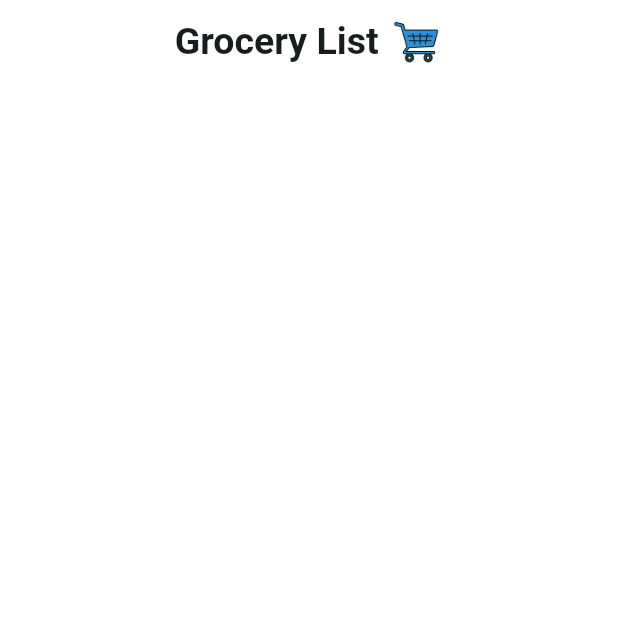
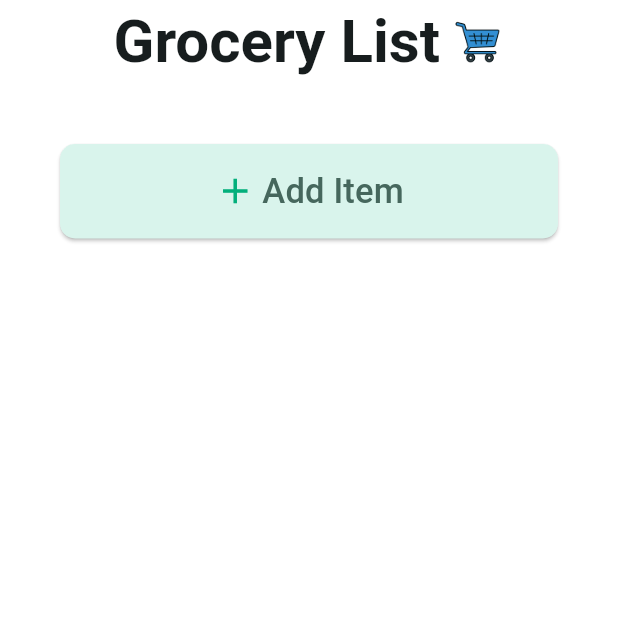
Before and after one commit to StoilTomanov/grocery-list, a Flutter app: the screen it shows after launch, on a phone screen of 412 x 824 dp, the top half of it. Run offline on Flutter 3.47's test engine with Material 3 defaults, Android fonts, the phone set to English and light mode, and no system bars.

Commit message:
implement add item button

```diff
--- a/app/lib/main.dart
+++ b/app/lib/main.dart
@@ -38,6 +38,9 @@ class MyHomePage extends StatefulWidget {
 
 class _MyHomePageState extends State<MyHomePage> {
   // logic goes here
+  void _onAddItemPressed() {
+    print('Add item is clicked!');
+  }
 
   @override
   Widget build(BuildContext context) {
@@ -54,7 +57,7 @@ class _MyHomePageState extends State<MyHomePage> {
               children: [
                 Text(
                   widget.title,
-                  style: TextStyle(fontSize: 25, fontWeight: FontWeight.bold),
+                  style: TextStyle(fontSize: 40, fontWeight: FontWeight.bold),
                 ),
                 SizedBox(width: 8),
                 Image.asset('assets/icons/cart.png', height: 35, width: 35),
@@ -63,12 +66,49 @@ class _MyHomePageState extends State<MyHomePage> {
           ),
         ),
       ),
-      // body: ListView.builder(
-      //   itemCount: items.length,
-      //   itemBuilder: (context, index) {
-      //     return null;
-      //   },
-      // ),
+      body: Padding(
+        padding: const EdgeInsets.all(40),
+        child: Column(
+          crossAxisAlignment: CrossAxisAlignment.center,
+          children: [
+            ElevatedButton(
+              onPressed: _onAddItemPressed,
+              style: ElevatedButton.styleFrom(
+                backgroundColor: const Color.fromARGB(255, 217, 244, 236),
+                shape: RoundedRectangleBorder(
+                  borderRadius: BorderRadius.circular(10),
+                ),
+              ),
+              child: Padding(
+                padding: const EdgeInsets.symmetric(
+                  vertical: 15,
+                  horizontal: 5,
+                ),
+                child: Row(
+                  mainAxisSize: MainAxisSize.max,
+                  mainAxisAlignment: MainAxisAlignment.center,
+                  children: [
+                    Icon(
+                      Icons.add,
+                      color: const Color.fromARGB(255, 2, 175, 123),
+                      size: 28,
+                      weight: 23,
+                    ),
+                    SizedBox(width: 4),
+                    Text(
+                      'Add Item',
+                      style: TextStyle(
+                        color: const Color.fromARGB(255, 70, 103, 93),
+                        fontSize: 23,
+                      ),
+                    ),
+                  ],
+                ),
+              ),
+            ),
+          ],
+        ),
+      ),
     );
   }
 }
```
Also changed, not shown: app/assets/design/add-item.png (added), app/assets/design/home.png (renamed from app/assets/ui-design.png).
